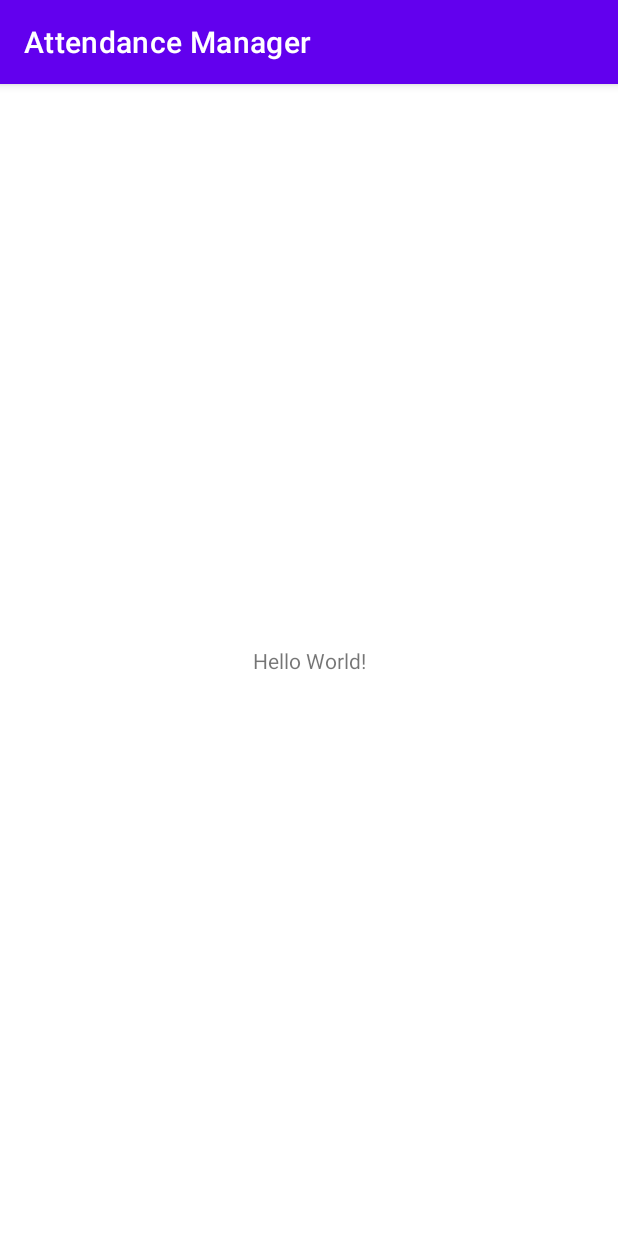
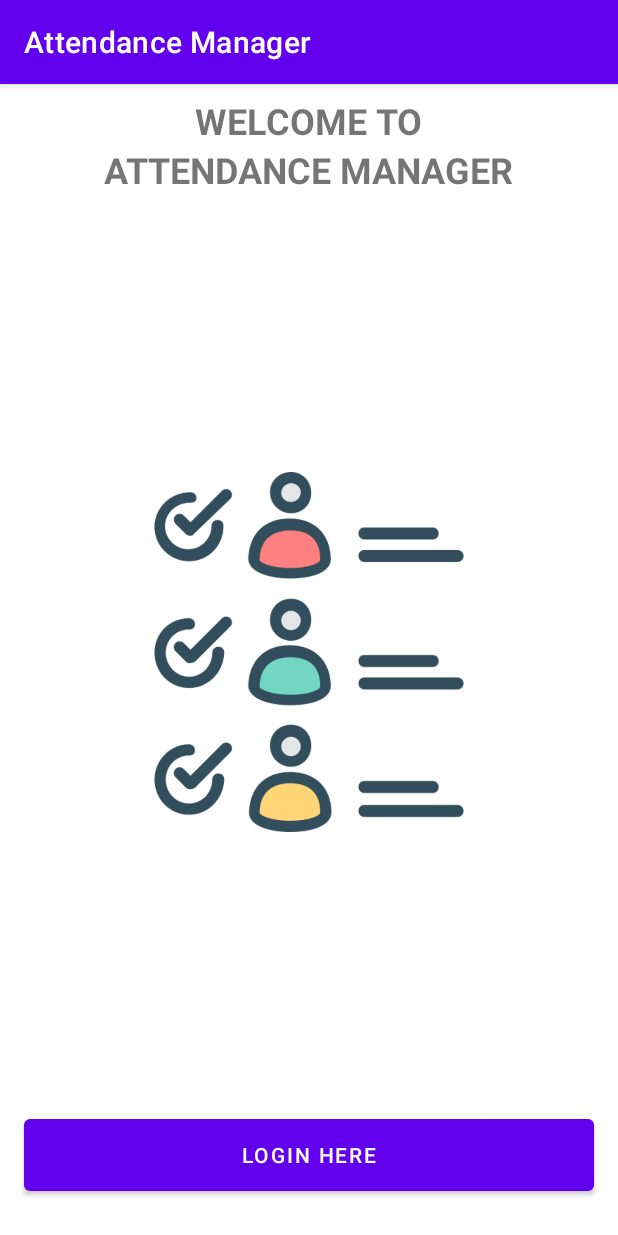
Before and after one commit to sushnag22/Attendance-Manager, an Android app: the screen it shows after launch (MainActivity), on a phone screen of 412 x 824 dp. Run offline under Robolectric (Android 15) with nearby library versions, the phone set to English and light mode, and no system bars.

Commit message:
Add welcome screen

```diff
--- a/app/src/main/res/layout/activity_main.xml
+++ b/app/src/main/res/layout/activity_main.xml
@@ -7,12 +7,56 @@
     tools:context=".MainActivity">
 
     <TextView
+        android:id="@+id/textView"
         android:layout_width="wrap_content"
         android:layout_height="wrap_content"
-        android:text="Hello World!"
-        app:layout_constraintBottom_toBottomOf="parent"
+        android:layout_marginTop="8dp"
+        android:text="@string/welcome"
+        android:textAllCaps="true"
+        android:textSize="24sp"
+        android:textStyle="bold"
         app:layout_constraintEnd_toEndOf="parent"
         app:layout_constraintStart_toStartOf="parent"
         app:layout_constraintTop_toTopOf="parent" />
 
+    <TextView
+        android:id="@+id/textView4"
+        android:layout_width="wrap_content"
+        android:layout_height="wrap_content"
+        android:text="@string/app_name"
+        android:textAllCaps="true"
+        android:textSize="24sp"
+        android:textStyle="bold"
+        app:layout_constraintEnd_toEndOf="parent"
+        app:layout_constraintStart_toStartOf="parent"
+        app:layout_constraintTop_toBottomOf="@+id/textView" />
+
+    <ImageView
+        android:id="@+id/imageView"
+        android:layout_width="240dp"
+        android:layout_height="240dp"
+        android:layout_marginStart="16dp"
+        android:layout_marginEnd="16dp"
+        android:contentDescription="@string/app_name"
+        android:scaleType="fitCenter"
+        app:layout_constraintBottom_toTopOf="@+id/user_login_btn"
+        app:layout_constraintEnd_toEndOf="parent"
+        app:layout_constraintHorizontal_bias="0.498"
+        app:layout_constraintStart_toStartOf="parent"
+        app:layout_constraintTop_toBottomOf="@+id/textView4"
+        app:srcCompat="@drawable/attendance" />
+
+    <Button
+        android:id="@+id/user_login_btn"
+        android:layout_width="0dp"
+        android:layout_height="60dp"
+        android:layout_marginStart="16dp"
+        android:layout_marginEnd="16dp"
+        android:layout_marginBottom="24dp"
+        android:text="@string/LOGIN_HERE"
+        android:textColor="@color/white"
+        app:layout_constraintBottom_toBottomOf="parent"
+        app:layout_constraintEnd_toEndOf="parent"
+        app:layout_constraintStart_toStartOf="parent" />
+
 </androidx.constraintlayout.widget.ConstraintLayout>
--- a/app/src/main/res/values/strings.xml
+++ b/app/src/main/res/values/strings.xml
@@ -1,3 +1,5 @@
 <resources>
     <string name="app_name">Attendance Manager</string>
+    <string name="welcome">Welcome To</string>
+    <string name="LOGIN_HERE">Login Here</string>
 </resources>
```
